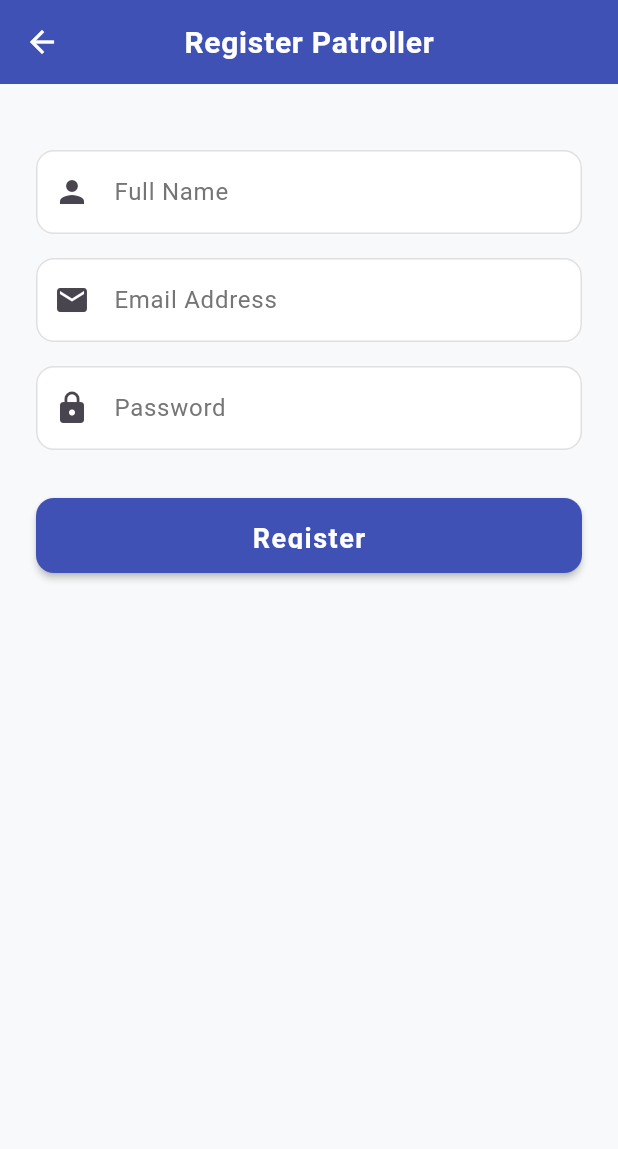
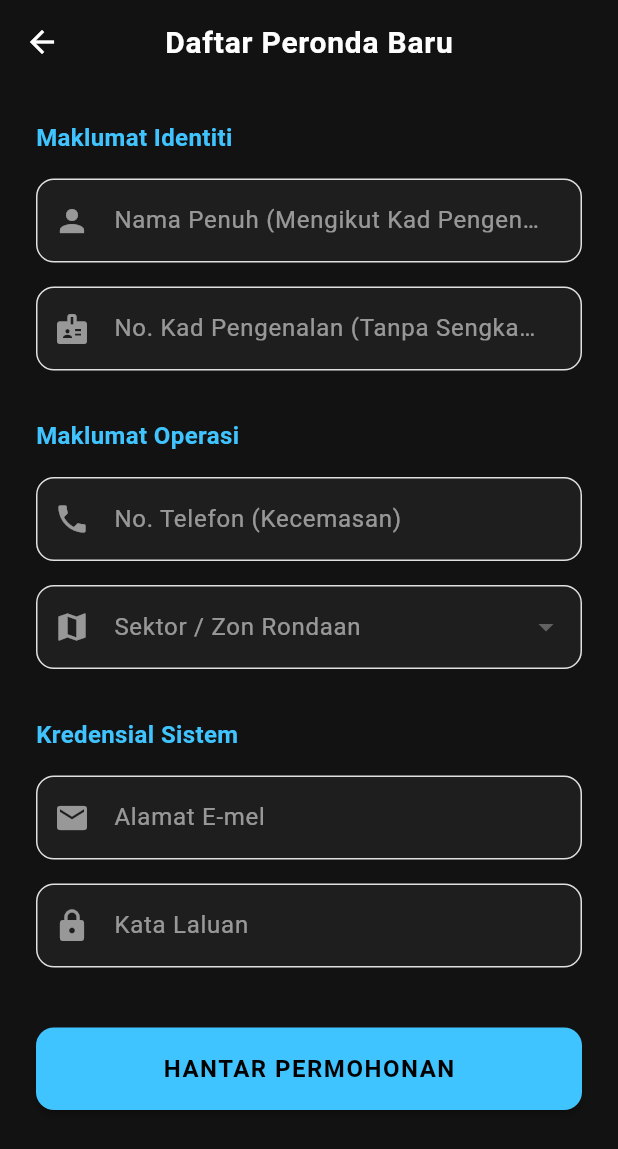
Before and after one commit to FeeqHai/srs-patrol-app, a Flutter app: the RegisterScreen screen opened by its route, on a phone screen of 412 x 824 dp. Shown: the top 1149 px of the screen. Run offline on Flutter 3.47's test engine with Material 3 defaults, Android fonts, the phone set to English and light mode, and no system bars; our stand-ins replace geolocator, image_picker, shared_preferences; missing offline and left inert: mobile_scanner; accounts and stored records are empty; network calls fail.

Commit message:
feat: update API constants, enhance registration form with new fields, and improve UI elements

```diff
--- a/lib/core/constants/api_constants.dart
+++ b/lib/core/constants/api_constants.dart
@@ -1,7 +1,7 @@
 class ApiConstants {
   // Replace this with your actual cPanel domain or local XAMPP IP
   // If testing on an Android emulator with local XAMPP, use "http://10.0.2.2/srs_api/"
-  static const String baseUrl = "http://192.168.1.109/srs_api/";
+  static const String baseUrl = "http://10.87.34.80/srs_api/";
 
   static const String loginEndpoint = "auth/login.php";
   static const String registerEndpoint = "auth/register.php";
--- a/lib/core/widgets/main_shell.dart
+++ b/lib/core/widgets/main_shell.dart
@@ -7,7 +7,7 @@ import '../../features/attendance/views/attendance_screen.dart';
 import '../../features/incident/views/incident_screen.dart'; // FIXED: Pointing to the Feed, not the Form
 
 class MainShell extends StatefulWidget {
-  const MainShell({Key? key}) : super(key: key);
+  const MainShell({super.key});
 
   @override
   State<MainShell> createState() => _MainShellState();
--- a/lib/features/auth/services/auth_service.dart
+++ b/lib/features/auth/services/auth_service.dart
@@ -12,6 +12,9 @@ class AuthService {
   /// Returns null if successful, or an error message string if it fails.
   Future<String?> registerPatroller({
     required String fullName,
+    required String icNumber,       // NEW DATA
+    required String phoneNumber,    // NEW DATA
+    required String districtZone,   // NEW DATA
     required String email,
     required String password,
   }) async {
@@ -23,6 +26,9 @@ class AuthService {
     final Map<String, String> payload = {
       'id': newUserId,
       'full_name': fullName,
+      'ic_number': icNumber,        // NEW DATA
+      'phone_number': phoneNumber,  // NEW DATA
+      'district_zone': districtZone,// NEW DATA
       'email': email,
       'password': password,
     };
--- a/lib/features/auth/views/register_screen.dart
+++ b/lib/features/auth/views/register_screen.dart
@@ -1,172 +1,199 @@
+// File: lib/features/auth/views/register_screen.dart
 import 'package:flutter/material.dart';
 import '../services/auth_service.dart';
 
 class RegisterScreen extends StatefulWidget {
-  const RegisterScreen({Key? key}) : super(key: key);
+  const RegisterScreen({super.key});
 
   @override
   State<RegisterScreen> createState() => _RegisterScreenState();
 }
 
 class _RegisterScreenState extends State<RegisterScreen> {
-  // 1. Keys and Controllers to manage the form data
   final _formKey = GlobalKey<FormState>();
-  final _nameController = TextEditingController();
-  final _emailController = TextEditingController();
-  final _passwordController = TextEditingController();
+  final AuthService _authService = AuthService();
 
-  // 2. State variable to manage the loading spinner
+  final TextEditingController _nameController = TextEditingController();
+  final TextEditingController _icController = TextEditingController();
+  final TextEditingController _phoneController = TextEditingController();
+  final TextEditingController _emailController = TextEditingController();
+  final TextEditingController _passwordController = TextEditingController();
+
+  String? _selectedZone;
   bool _isLoading = false;
 
-  // 3. The function that triggers when the user presses "Register"
-  Future<void> _submitRegistration() async {
-    // Check if all form fields pass validation (no empty fields)
-    if (_formKey.currentState!.validate()) {
+  final List<String> _zones = [
+    'Zon Utara',
+    'Zon Selatan',
+    'Zon Timur',
+    'Zon Barat',
+    'Pusat Komersial'
+  ];
 
-      // Update UI to show loading spinner
-      setState(() {
-        _isLoading = true;
-      });
-
-      // Call the service we created earlier
-      final authService = AuthService();
-      final errorMessage = await authService.registerPatroller(
-        fullName: _nameController.text.trim(),
-        email: _emailController.text.trim(),
-        password: _passwordController.text,
-      );
-
-      // Update UI to stop loading spinner
-      if (mounted) {
-        setState(() {
-          _isLoading = false;
-        });
-
-        if (errorMessage == null) {
-          // SUCCESS: Show a quick message and go to Login
-          ScaffoldMessenger.of(context).showSnackBar(
-            const SnackBar(
-              content: Text("Registration Successful! Please login."),
-              backgroundColor: Colors.green,
-            ),
-          );
-          // Navigate to the login screen (assuming your route is named '/login')
-          Navigator.pushReplacementNamed(context, '/login');
-        } else {
-          // FAILURE: Show the exact error message from the PHP server
-          ScaffoldMessenger.of(context).showSnackBar(
-            SnackBar(
-              content: Text(errorMessage),
-              backgroundColor: Colors.red,
-            ),
-          );
-        }
-      }
-    }
-  }
-
-  // Clean up controllers to prevent memory leaks when screen closes
   @override
   void dispose() {
     _nameController.dispose();
+    _icController.dispose();
+    _phoneController.dispose();
     _emailController.dispose();
     _passwordController.dispose();
     super.dispose();
   }
+Future<void> _submitRegistration() async {
+    FocusScope.of(context).unfocus();
 
+    // --- DIAGNOSTIC TRACERS INJECTED ---
+    print("=== REGISTRATION PIPELINE INITIATED ===");
+
+    final bool isFormValid = _formKey.currentState?.validate() ?? false;
+    print("[UI CHECK 1] Text Fields Valid: $isFormValid");
+    print("[UI CHECK 2] Selected Zone Value: $_selectedZone");
+
+    if (!isFormValid || _selectedZone == null) {
+      print("=== FATAL: PIPELINE ABORTED BY UI VALIDATION ===");
+      // Provide visual feedback instead of a silent crash
+      ScaffoldMessenger.of(context).showSnackBar(
+        const SnackBar(
+          content: Text('Pendaftaran ditolak: Borang tidak lengkap atau zon tidak dipilih.', style: TextStyle(fontWeight: FontWeight.bold)),
+          backgroundColor: Colors.orange
+        )
+      );
+      return;
+    }
+
+    print("=== UI VALIDATION SUCCESS: ROUTING TO NETWORK BRIDGE ===");
+    // --- END DIAGNOSTIC ---
+
+    setState(() => _isLoading = true);
+
+    final error = await _authService.registerPatroller(
+      fullName: _nameController.text.trim(),
+      icNumber: _icController.text.trim(),
+      phoneNumber: _phoneController.text.trim(),
+      districtZone: _selectedZone!,
+      email: _emailController.text.trim(),
+      password: _passwordController.text.trim(),
+    );
+
+    if (!mounted) return;
+    setState(() => _isLoading = false);
+
+    if (error == null) {
+      showDialog(
+        context: context,
+        barrierDismissible: false,
+        builder: (context) => AlertDialog(
+          backgroundColor: const Color(0xFF1E1E1E),
+          title: const Text('Pendaftaran Selesai', style: TextStyle(color: Colors.white)),
+          content: const Text(
+            'Akaun peronda telah direkodkan. Sila hubungi Ketua KRT untuk pengesahan identiti sebelum log masuk.',
+            style: TextStyle(color: Colors.white70, height: 1.5),
+          ),
+          actions: [
+            ElevatedButton(
+              onPressed: () {
+                Navigator.pop(context);
+                Navigator.pop(context);
+              },
+              style: ElevatedButton.styleFrom(backgroundColor: Colors.lightBlueAccent, foregroundColor: Colors.black),
+              child: const Text('Kembali ke Log Masuk'),
+            )
+          ],
+        ),
+      );
+    } else {
+      ScaffoldMessenger.of(context).showSnackBar(SnackBar(content: Text(error, style: const TextStyle(fontWeight: FontWeight.bold)), backgroundColor: Colors.redAccent));
+    }
+  }
   @override
   Widget build(BuildContext context) {
     return Scaffold(
+      backgroundColor: const Color(0xFF121212),
       appBar: AppBar(
-        title: const Text('Register Patroller'),
-        centerTitle: true,
+        title: const Text('Daftar Peronda Baru', style: TextStyle(fontWeight: FontWeight.bold, color: Colors.white)),
+        backgroundColor: Colors.transparent,
+        elevation: 0,
+        iconTheme: const IconThemeData(color: Colors.white),
       ),
-      body: SafeArea(
-        child: SingleChildScrollView(
+      body: _isLoading
+        ? const Center(child: CircularProgressIndicator(color: Colors.lightBlueAccent))
+        : SingleChildScrollView(
             padding: const EdgeInsets.all(24.0),
             child: Form(
-            key: _formKey, // Attach the form key
+              key: _formKey,
               child: Column(
                 crossAxisAlignment: CrossAxisAlignment.stretch,
                 children: [
-                const SizedBox(height: 20),
+                  const Text('Maklumat Identiti', style: TextStyle(color: Colors.lightBlueAccent, fontWeight: FontWeight.bold, fontSize: 16)),
+                  const SizedBox(height: 16),
+                  _buildTextField(_nameController, 'Nama Penuh (Mengikut Kad Pengenalan)', Icons.person, TextInputType.name),
+                  const SizedBox(height: 16),
+                  _buildTextField(_icController, 'No. Kad Pengenalan (Tanpa Sengkang)', Icons.badge, TextInputType.number),
+                  const SizedBox(height: 32),
 
-                // --- FULL NAME FIELD ---
-                TextFormField(
-                  controller: _nameController,
-                  decoration: const InputDecoration(
-                    labelText: 'Full Name',
-                    prefixIcon: Icon(Icons.person),
-                    border: OutlineInputBorder(),
+                  const Text('Maklumat Operasi', style: TextStyle(color: Colors.lightBlueAccent, fontWeight: FontWeight.bold, fontSize: 16)),
+                  const SizedBox(height: 16),
+                  _buildTextField(_phoneController, 'No. Telefon (Kecemasan)', Icons.phone, TextInputType.phone),
+                  const SizedBox(height: 16),
+                  DropdownButtonFormField<String>(
+                    value: _selectedZone,
+                    dropdownColor: const Color(0xFF1E1E1E),
+                    style: const TextStyle(color: Colors.white),
+                    decoration: InputDecoration(
+                      labelText: 'Sektor / Zon Rondaan',
+                      labelStyle: const TextStyle(color: Colors.white54),
+                      prefixIcon: const Icon(Icons.map, color: Colors.white54),
+                      filled: true,
+                      fillColor: const Color(0xFF1E1E1E),
+                      border: OutlineInputBorder(borderRadius: BorderRadius.circular(12), borderSide: BorderSide.none),
                     ),
-                  validator: (value) {
-                    if (value == null || value.isEmpty) {
-                      return 'Please enter your full name';
-                    }
-                    return null;
-                  },
-                ),
-                const SizedBox(height: 16),
-
-                // --- EMAIL FIELD ---
-                TextFormField(
-                  controller: _emailController,
-                  keyboardType: TextInputType.emailAddress,
-                  decoration: const InputDecoration(
-                    labelText: 'Email Address',
-                    prefixIcon: Icon(Icons.email),
-                    border: OutlineInputBorder(),
-                  ),
-                  validator: (value) {
-                    if (value == null || value.isEmpty) {
-                      return 'Please enter your email';
-                    } else if (!value.contains('@')) {
-                      return 'Please enter a valid email';
-                    }
-                    return null;
-                  },
-                ),
-                const SizedBox(height: 16),
-
-                // --- PASSWORD FIELD ---
-                TextFormField(
-                  controller: _passwordController,
-                  obscureText: true, // Hides the password text
-                  decoration: const InputDecoration(
-                    labelText: 'Password',
-                    prefixIcon: Icon(Icons.lock),
-                    border: OutlineInputBorder(),
-                  ),
-                  validator: (value) {
-                    if (value == null || value.isEmpty) {
-                      return 'Please enter a password';
-                    } else if (value.length < 6) {
-                      return 'Password must be at least 6 characters';
-                    }
-                    return null;
-                  },
+                    items: _zones.map((zone) => DropdownMenuItem(value: zone, child: Text(zone))).toList(),
+                    onChanged: (val) => setState(() => _selectedZone = val),
+                    validator: (val) => val == null ? 'Zon rondaan wajib dipilih' : null,
                   ),
                   const SizedBox(height: 32),
 
-                // --- SUBMIT BUTTON ---
+                  const Text('Kredensial Sistem', style: TextStyle(color: Colors.lightBlueAccent, fontWeight: FontWeight.bold, fontSize: 16)),
+                  const SizedBox(height: 16),
+                  _buildTextField(_emailController, 'Alamat E-mel', Icons.email, TextInputType.emailAddress),
+                  const SizedBox(height: 16),
+                  _buildTextField(_passwordController, 'Kata Laluan', Icons.lock, TextInputType.visiblePassword, obscureText: true),
+                  const SizedBox(height: 40),
+
                   SizedBox(
-                  height: 50,
+                    height: 55,
                     child: ElevatedButton(
-                    onPressed: _isLoading ? null : _submitRegistration,
-                    // If loading is true, show a spinner. Otherwise, show text.
-                    child: _isLoading
-                        ? const CircularProgressIndicator(color: Colors.white)
-                        : const Text(
-                      'Register',
-                      style: TextStyle(fontSize: 18),
+                      onPressed: _submitRegistration,
+                      style: ElevatedButton.styleFrom(
+                        backgroundColor: Colors.lightBlueAccent,
+                        foregroundColor: Colors.black,
+                        shape: RoundedRectangleBorder(borderRadius: BorderRadius.circular(12)),
                       ),
+                      child: const Text('HANTAR PERMOHONAN', style: TextStyle(fontSize: 16, fontWeight: FontWeight.bold, letterSpacing: 1)),
                     ),
                   ),
                 ],
               ),
             ),
           ),
+    );
+  }
+
+  Widget _buildTextField(TextEditingController controller, String label, IconData icon, TextInputType type, {bool obscureText = false}) {
+    return TextFormField(
+      controller: controller,
+      keyboardType: type,
+      obscureText: obscureText,
+      style: const TextStyle(color: Colors.white),
+      decoration: InputDecoration(
+        labelText: label,
+        labelStyle: const TextStyle(color: Colors.white54),
+        prefixIcon: Icon(icon, color: Colors.white54),
+        filled: true,
+        fillColor: const Color(0xFF1E1E1E),
+        border: OutlineInputBorder(borderRadius: BorderRadius.circular(12), borderSide: BorderSide.none),
       ),
+      validator: (value) => value == null || value.isEmpty ? 'Ruangan ini wajib diisi' : null,
     );
   }
 }
--- a/lib/features/incident/services/incident_service.dart
+++ b/lib/features/incident/services/incident_service.dart
@@ -6,7 +6,7 @@ import 'package:geolocator/geolocator.dart';
 import '../../../core/constants/api_constants.dart';
 
 class IncidentService {
-  final String _uploadEndpoint = ApiConstants.baseUrl + 'incidents/upload_incident.php';
+  final String _uploadEndpoint = '${ApiConstants.baseUrl}incidents/upload_incident.php';
 
   Future<String?> submitReport({
     required String reporterId,
@@ -60,7 +60,7 @@ class IncidentService {
   Future<List<dynamic>> fetchAllIncidents() async {
     try {
       // Assuming your endpoint is something like 'incidents/get_incidents.php'
-      final response = await http.get(Uri.parse(ApiConstants.baseUrl + 'incidents/get_incidents.php'));
+      final response = await http.get(Uri.parse('${ApiConstants.baseUrl}incidents/get_incidents.php'));
 
       if (response.statusCode == 200) {
         final Map<String, dynamic> data = json.decode(response.body);
--- a/lib/features/incident/views/incident_report_screen.dart
+++ b/lib/features/incident/views/incident_report_screen.dart
@@ -213,7 +213,7 @@ Future<void> _submitReport() async {
               const Text('Kategori Insiden', style: TextStyle(color: Colors.white, fontWeight: FontWeight.bold)),
               const SizedBox(height: 8),
               DropdownButtonFormField<String>(
-                value: _selectedCategory,
+                initialValue: _selectedCategory,
                 dropdownColor: const Color(0xFF1E1E1E),
                 style: const TextStyle(color: Colors.white),
                 decoration: InputDecoration(
--- a/lib/main.dart
+++ b/lib/main.dart
@@ -13,7 +13,7 @@ void main() {
 }
 
 class SRSPatrolApp extends StatelessWidget {
-  const SRSPatrolApp({Key? key}) : super(key: key);
+  const SRSPatrolApp({super.key});
 
   @override
   Widget build(BuildContext context) {
```
Also changed, not shown: lib/core/network/api_client.dart (+5 -4 lines), lib/features/attendance/views/attendance_screen.dart (+6 -6 lines), lib/features/incident/views/incident_screen.dart (+50 -33 lines). Lines whose indentation alone changed are shown as unchanged.
